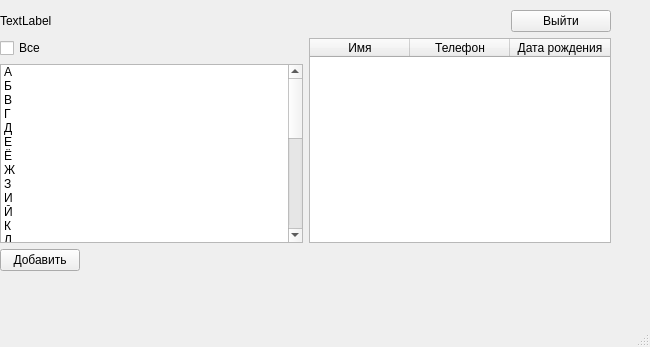
The window that project/ui/ui_main_window.ui (maximss635/qt-phone-book) describes before a commit, drawn with Qt 5.
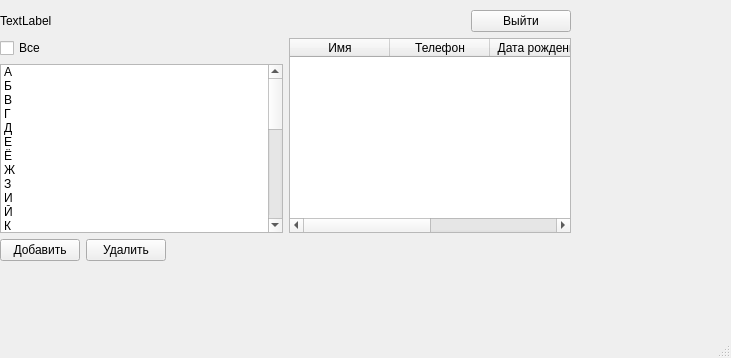
The same window after the commit.

The edit to the form file:
```diff
--- a/project/ui/ui_main_window.ui
+++ b/project/ui/ui_main_window.ui
@@ -6,8 +6,8 @@
    <rect>
     <x>0</x>
     <y>0</y>
-    <width>650</width>
-    <height>347</height>
+    <width>731</width>
+    <height>358</height>
    </rect>
   </property>
   <property name="windowTitle">
@@ -19,8 +19,8 @@
      <rect>
       <x>0</x>
       <y>10</y>
-      <width>611</width>
-      <height>261</height>
+      <width>571</width>
+      <height>251</height>
      </rect>
     </property>
     <layout class="QVBoxLayout" name="main_layout">
@@ -240,6 +240,11 @@
              <string>Дата рождения</string>
             </property>
            </column>
+           <column>
+            <property name="text">
+             <string>id</string>
+            </property>
+           </column>
           </widget>
          </item>
         </layout>
@@ -253,6 +258,13 @@
            </property>
           </widget>
          </item>
+         <item>
+          <widget class="QPushButton" name="button_delete">
+           <property name="text">
+            <string>Удалить</string>
+           </property>
+          </widget>
+         </item>
          <item>
           <spacer name="horizontalSpacer">
            <property name="orientation">
@@ -266,6 +278,13 @@
            </property>
           </spacer>
          </item>
+         <item>
+          <widget class="QLabel" name="label_status">
+           <property name="text">
+            <string/>
+           </property>
+          </widget>
+         </item>
         </layout>
        </item>
       </layout>
```
